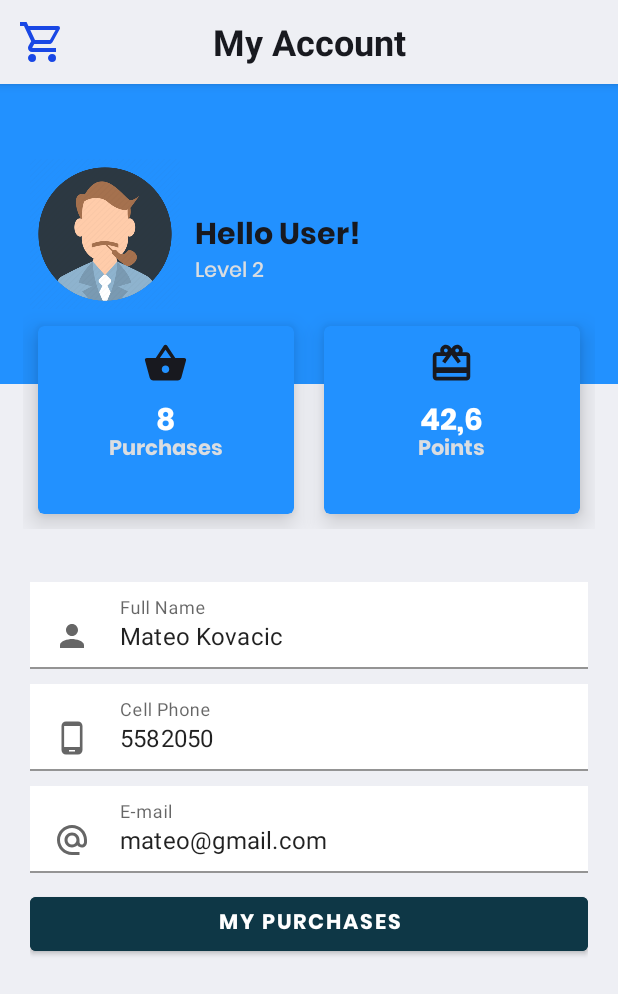
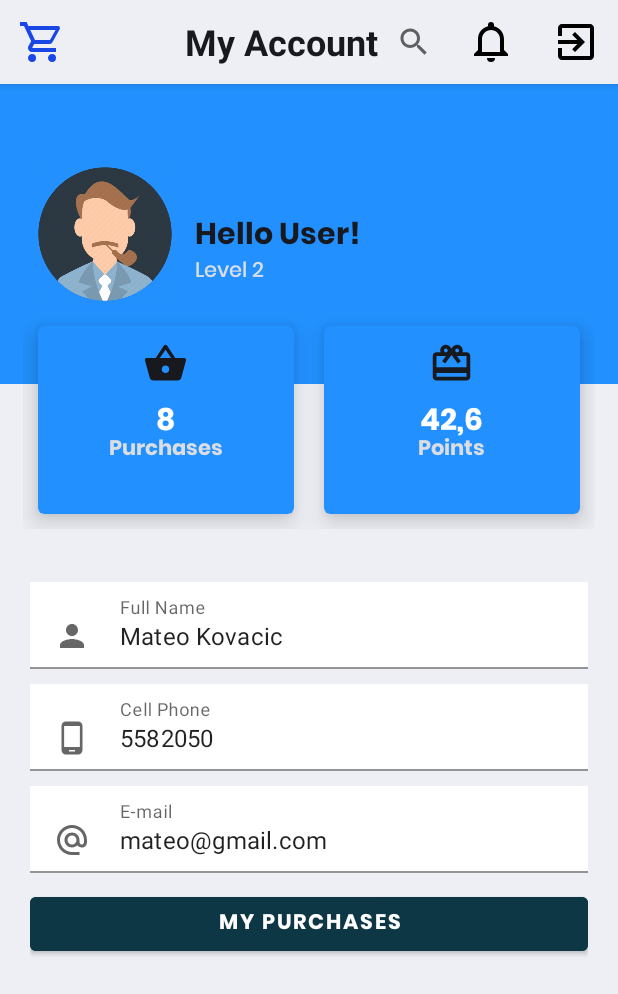
Before and after one commit to GabrielBalbuenaLuna/MercadoLibreClonBedu-Equipo15-App, an Android app: the fragment MyAccountFragment placed in its activity, on a phone screen of 412 x 824 dp. Shown: the top 994 px of the screen. Run offline under Robolectric (Android 15) with nearby library versions, the phone set to English and light mode, and no system bars; libraries missing offline, so code that uses them is left out: com.smarteist.autoimageslider, io.paperdb; 3 statements that could not run were skipped.

Commit message:
Descomento menus

```diff
--- a/app/src/main/java/com/example/mercadolibreclonbedu/HomeFragment.kt
+++ b/app/src/main/java/com/example/mercadolibreclonbedu/HomeFragment.kt
@@ -31,11 +31,11 @@ class HomeFragment : Fragment() {
         btnMen = view.findViewById(R.id.btnMen)
         btnWomen = view.findViewById(R.id.btnWomen)
         btnKids = view.findViewById(R.id.btnKids)
-//
-//        // seteando el appbar como action bar
-//        (activity as AppCompatActivity).setSupportActionBar(view.shop_bar)
-//        val toolbar: Toolbar = view.findViewById(R.id.shop_bar) as Toolbar
-//        toolbar.setTitle("") //Ocultar el titulo por defecto
+
+        // seteando el appbar como action bar
+        (activity as AppCompatActivity).setSupportActionBar(view.shop_bar)
+        val toolbar: Toolbar = view.findViewById(R.id.shop_bar) as Toolbar
+        toolbar.setTitle("") //Ocultar el titulo por defecto
 
         btnMen.setOnClickListener{
             val bundle = Bundle()
--- a/app/src/main/java/com/example/mercadolibreclonbedu/MyAccountFragment.kt
+++ b/app/src/main/java/com/example/mercadolibreclonbedu/MyAccountFragment.kt
@@ -29,11 +29,11 @@ class MyAccountFragment : Fragment() {
     ): View? {
         val view = inflater.inflate(R.layout.fragment_my_account, container, false)
         val buttonCompras = view.findViewById<AppCompatButton>(R.id.buttonMisCompras)
-//
-//        // seteando el appbar como action bar
-//        (activity as AppCompatActivity).setSupportActionBar(view.myAccount_bar)
-//        val toolbar: Toolbar = view.findViewById(R.id.myAccount_bar) as Toolbar
-//        toolbar.setTitle("") //Ocultar el titulo por defecto
+
+        // seteando el appbar como action bar
+        (activity as AppCompatActivity).setSupportActionBar(view.myAccount_bar)
+        val toolbar: Toolbar = view.findViewById(R.id.myAccount_bar) as Toolbar
+        toolbar.setTitle("") //Ocultar el titulo por defecto
 
         buttonCompras.setOnClickListener {
             loadFragment(MisComprasFragment())
```
Also changed, not shown: app/src/main/java/com/example/mercadolibreclonbedu/FavoritesListFragment.kt (+4 -4 lines), app/src/main/java/com/example/mercadolibreclonbedu/MainProductList.kt (+5 -5 lines), app/src/main/java/com/example/mercadolibreclonbedu/MyCartFragment.kt (+4 -4 lines).
